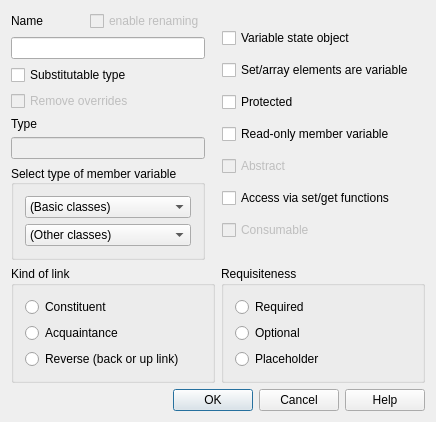
Old version of the form lavape/src/LavaPE_UI/idd_attrbox.ui in the repository berkus/lavape.
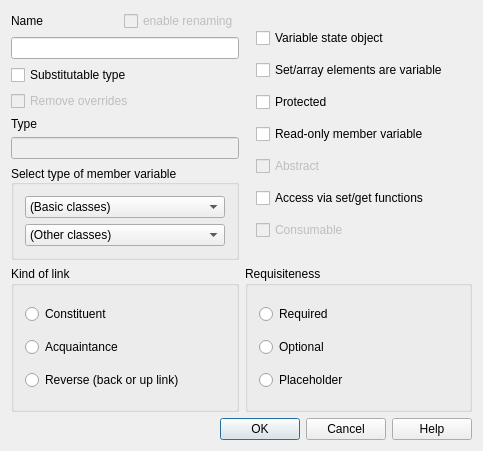
New version of the form.

What changed in the file:
```diff
--- a/lavape/src/LavaPE_UI/idd_attrbox.ui
+++ b/lavape/src/LavaPE_UI/idd_attrbox.ui
@@ -5,8 +5,8 @@
    <rect>
     <x>0</x>
     <y>0</y>
-    <width>409</width>
-    <height>403</height>
+    <width>483</width>
+    <height>451</height>
    </rect>
   </property>
   <property name="windowTitle" >
@@ -19,20 +19,8 @@
       <layout class="QVBoxLayout" >
        <item>
         <layout class="QVBoxLayout" >
-         <property name="spacing" >
-          <number>6</number>
-         </property>
-         <property name="margin" >
-          <number>0</number>
-         </property>
          <item>
           <layout class="QHBoxLayout" >
-           <property name="spacing" >
-            <number>6</number>
-           </property>
-           <property name="margin" >
-            <number>0</number>
-           </property>
            <item>
             <widget class="QLabel" name="Label_IDC_STATIC67" >
              <property name="focusPolicy" >
@@ -69,12 +57,6 @@
        </item>
        <item>
         <layout class="QVBoxLayout" >
-         <property name="spacing" >
-          <number>6</number>
-         </property>
-         <property name="margin" >
-          <number>0</number>
-         </property>
          <item>
           <widget class="QCheckBox" name="Substitutable" >
            <property name="text" >
@@ -96,12 +78,6 @@
        </item>
        <item>
         <layout class="QVBoxLayout" >
-         <property name="spacing" >
-          <number>6</number>
-         </property>
-         <property name="margin" >
-          <number>0</number>
-         </property>
          <item>
           <widget class="QLabel" name="Label_IDC_STATIC68" >
            <property name="focusPolicy" >
@@ -137,9 +113,6 @@
             <set>Qt::AlignLeading|Qt::AlignLeft|Qt::AlignVCenter</set>
            </property>
            <layout class="QVBoxLayout" >
-            <property name="spacing" >
-             <number>6</number>
-            </property>
             <property name="margin" >
              <number>11</number>
             </property>
@@ -170,9 +143,6 @@
      </item>
      <item>
       <layout class="QVBoxLayout" >
-       <property name="spacing" >
-        <number>6</number>
-       </property>
        <property name="margin" >
         <number>11</number>
        </property>
@@ -270,9 +240,6 @@
         <string>Kind of link</string>
        </property>
        <layout class="QVBoxLayout" >
-        <property name="spacing" >
-         <number>6</number>
-        </property>
         <property name="margin" >
          <number>11</number>
         </property>
@@ -321,9 +288,6 @@
         <string>Requisiteness</string>
        </property>
        <layout class="QVBoxLayout" >
-        <property name="spacing" >
-         <number>6</number>
-        </property>
         <property name="margin" >
          <number>11</number>
         </property>
@@ -364,12 +328,6 @@
    </item>
    <item>
     <layout class="QHBoxLayout" >
-     <property name="spacing" >
-      <number>6</number>
-     </property>
-     <property name="margin" >
-      <number>0</number>
-     </property>
      <item>
       <spacer>
        <property name="orientation" >
```
Left out of the diff: 9 changed lines with no effect on the pictures.
